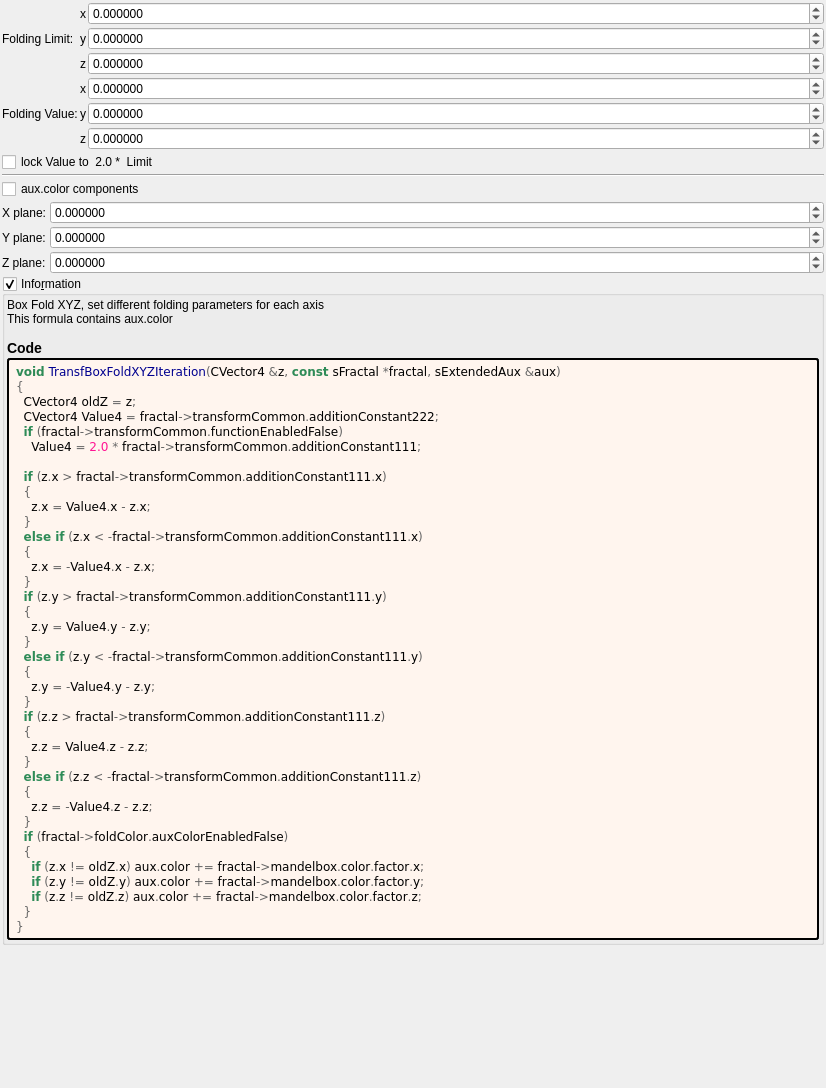
This is mandelbulber2/formula/ui/transf_box_fold_xyz.ui in irinox-ctrl/mandelbulber2 as Qt 5 draws it before an edit. The edited form follows.
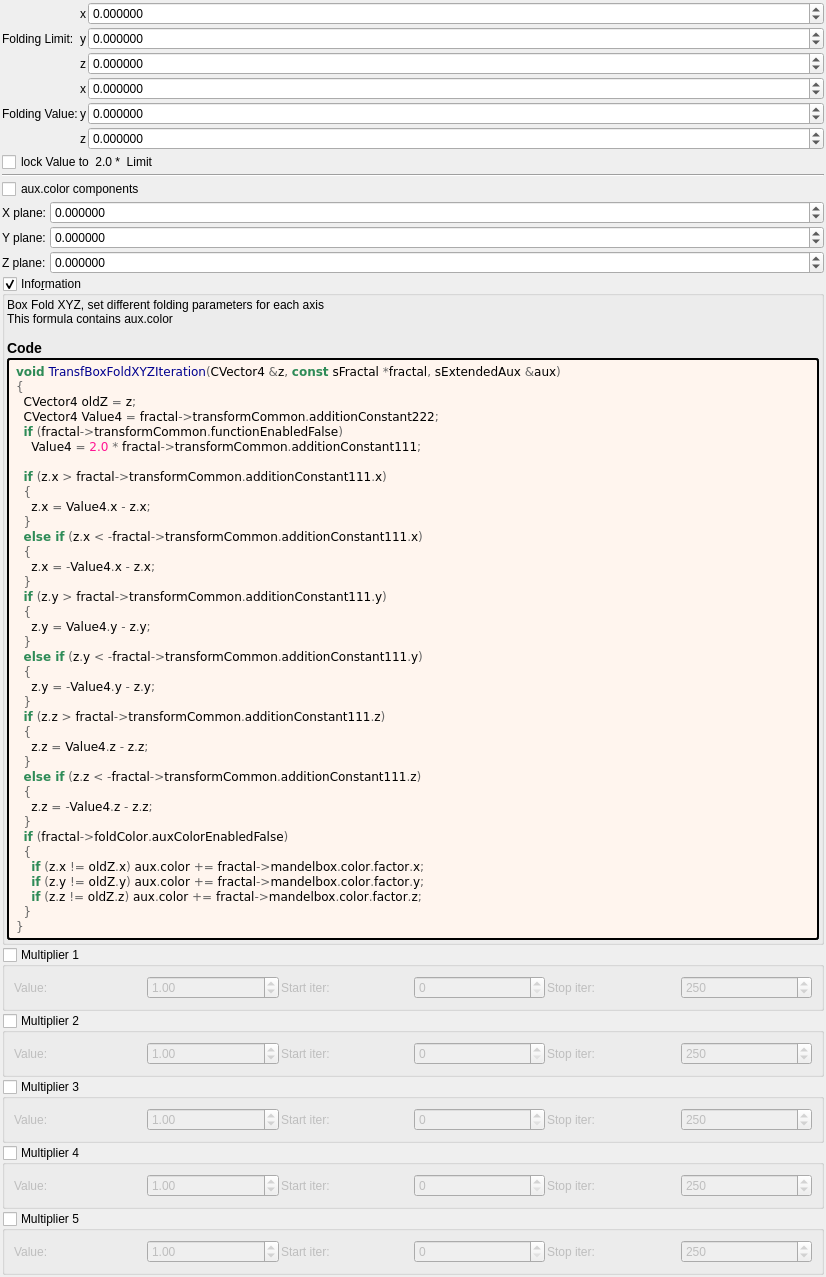
This is the edited form. Custom widgets are drawn as their Qt base class.

Commit message:
feat: add 5 general-purpose multipliers to all 1007 fractal formulas
Each multiplier has:
- Checkbox (OFF by default)
- Value spinbox (default 1.0, range -100 to 100)
- Iteration start/stop range

Logic: z *= value; DE *= |value|;

Uses existing transformCommon parameters:
- Checkboxes: functionEnabledBx/By/Bz/Bw/CzFalse
- Values: scale4/5/6/8/16
- Ranges: startIterationsB-F/stopIterationsB-F

Modified 1007 .cpp (CPU), 1006 .cl (GPU), 1023 .ui files.
Both source (formula/) and deploy (deploy/share/) copies updated.

Patch:
```diff
--- a/mandelbulber2/formula/ui/transf_box_fold_xyz.ui
+++ b/mandelbulber2/formula/ui/transf_box_fold_xyz.ui
@@ -500,6 +500,192 @@
      </layout>
     </widget>
    </item>
+   <item>
+    <widget class="MyGroupBox" name="groupCheck_transf_function_enabledBx_false">
+     <property name="title"><string>Multiplier 1</string></property>
+     <property name="checkable"><bool>true</bool></property>
+     <property name="checked"><bool>false</bool></property>
+     <layout class="QGridLayout" name="gridLayout_mult1">
+      <property name="spacing"><number>2</number></property>
+      <item row="0" column="0">
+       <widget class="QLabel"><property name="text"><string>Value:</string></property></widget>
+      </item>
+      <item row="0" column="1">
+       <widget class="MyDoubleSpinBox" name="spinbox_transf_scale_4">
+        <property name="minimum"><double>-100.0</double></property><property name="maximum"><double>100.0</double></property>
+        <property name="singleStep"><double>0.01</double></property><property name="value"><double>1.0</double></property>
+       </widget>
+      </item>
+      <item row="0" column="2">
+       <widget class="QLabel"><property name="text"><string>Start iter:</string></property></widget>
+      </item>
+      <item row="0" column="3">
+       <widget class="MySpinBox" name="spinboxInt_transf_start_iterations_B">
+        <property name="minimum"><number>0</number></property><property name="maximum"><number>10000</number></property>
+        <property name="value"><number>0</number></property>
+       </widget>
+      </item>
+      <item row="0" column="4">
+       <widget class="QLabel"><property name="text"><string>Stop iter:</string></property></widget>
+      </item>
+      <item row="0" column="5">
+       <widget class="MySpinBox" name="spinboxInt_transf_stop_iterations_B">
+        <property name="minimum"><number>0</number></property><property name="maximum"><number>10000</number></property>
+        <property name="value"><number>250</number></property>
+       </widget>
+      </item>
+     </layout>
+    </widget>
+   </item>
+   <item>
+    <widget class="MyGroupBox" name="groupCheck_transf_function_enabledBy_false">
+     <property name="title"><string>Multiplier 2</string></property>
+     <property name="checkable"><bool>true</bool></property>
+     <property name="checked"><bool>false</bool></property>
+     <layout class="QGridLayout" name="gridLayout_mult2">
+      <property name="spacing"><number>2</number></property>
+      <item row="0" column="0">
+       <widget class="QLabel"><property name="text"><string>Value:</string></property></widget>
+      </item>
+      <item row="0" column="1">
+       <widget class="MyDoubleSpinBox" name="spinbox_transf_scale_5">
+        <property name="minimum"><double>-100.0</double></property><property name="maximum"><double>100.0</double></property>
+        <property name="singleStep"><double>0.01</double></property><property name="value"><double>1.0</double></property>
+       </widget>
+      </item>
+      <item row="0" column="2">
+       <widget class="QLabel"><property name="text"><string>Start iter:</string></property></widget>
+      </item>
+      <item row="0" column="3">
+       <widget class="MySpinBox" name="spinboxInt_transf_start_iterations_C">
+        <property name="minimum"><number>0</number></property><property name="maximum"><number>10000</number></property>
+        <property name="value"><number>0</number></property>
+       </widget>
+      </item>
+      <item row="0" column="4">
+       <widget class="QLabel"><property name="text"><string>Stop iter:</string></property></widget>
+      </item>
+      <item row="0" column="5">
+       <widget class="MySpinBox" name="spinboxInt_transf_stop_iterations_C">
+        <property name="minimum"><number>0</number></property><property name="maximum"><number>10000</number></property>
+        <property name="value"><number>250</number></property>
+       </widget>
+      </item>
+     </layout>
+    </widget>
+   </item>
+   <item>
+    <widget class="MyGroupBox" name="groupCheck_transf_function_enabledBz_false">
+     <property name="title"><string>Multiplier 3</string></property>
+     <property name="checkable"><bool>true</bool></property>
+     <property name="checked"><bool>false</bool></property>
+     <layout class="QGridLayout" name="gridLayout_mult3">
+      <property name="spacing"><number>2</number></property>
+      <item row="0" column="0">
+       <widget class="QLabel"><property name="text"><string>Value:</string></property></widget>
+      </item>
+      <item row="0" column="1">
+       <widget class="MyDoubleSpinBox" name="spinbox_transf_scale_6">
+        <property name="minimum"><double>-100.0</double></property><property name="maximum"><double>100.0</double></property>
+        <property name="singleStep"><double>0.01</double></property><property name="value"><double>1.0</double></property>
+       </widget>
+      </item>
+      <item row="0" column="2">
+       <widget class="QLabel"><property name="text"><string>Start iter:</string></property></widget>
+      </item>
+      <item row="0" column="3">
+       <widget class="MySpinBox" name="spinboxInt_transf_start_iterations_D">
+        <property name="minimum"><number>0</number></property><property name="maximum"><number>10000</number></property>
+        <property name="value"><number>0</number></property>
+       </widget>
+      </item>
+      <item row="0" column="4">
+       <widget class="QLabel"><property name="text"><string>Stop iter:</string></property></widget>
+      </item>
+      <item row="0" column="5">
+       <widget class="MySpinBox" name="spinboxInt_transf_stop_iterations_D">
+        <property name="minimum"><number>0</number></property><property name="maximum"><number>10000</number></property>
+        <property name="value"><number>250</number></property>
+       </widget>
+      </item>
+     </layout>
+    </widget>
+   </item>
+   <item>
+    <widget class="MyGroupBox" name="groupCheck_transf_function_enabledBw_false">
+     <property name="title"><string>Multiplier 4</string></property>
+     <property name="checkable"><bool>true</bool></property>
+     <property name="checked"><bool>false</bool></property>
+     <layout class="QGridLayout" name="gridLayout_mult4">
+      <property name="spacing"><number>2</number></property>
+      <item row="0" column="0">
+       <widget class="QLabel"><property name="text"><string>Value:</string></property></widget>
+      </item>
+      <item row="0" column="1">
+       <widget class="MyDoubleSpinBox" name="spinbox_transf_scale_8">
+        <property name="minimum"><double>-100.0</double></property><property name="maximum"><double>100.0</double></property>
+        <property name="singleStep"><double>0.01</double></property><property name="value"><double>1.0</double></property>
+       </widget>
+      </item>
+      <item row="0" column="2">
+       <widget class="QLabel"><property name="text"><string>Start iter:</string></property></widget>
+      </item>
+      <item row="0" column="3">
+       <widget class="MySpinBox" name="spinboxInt_transf_start_iterations_E">
+        <property name="minimum"><number>0</number></property><property name="maximum"><number>10000</number></property>
+        <property name="value"><number>0</number></property>
+       </widget>
+      </item>
+      <item row="0" column="4">
+       <widget class="QLabel"><property name="text"><string>Stop iter:</string></property></widget>
+      </item>
+      <item row="0" column="5">
+       <widget class="MySpinBox" name="spinboxInt_transf_stop_iterations_E">
+        <property name="minimum"><number>0</number></property><property name="maximum"><number>10000</number></property>
+        <property name="value"><number>250</number></property>
+       </widget>
+      </item>
+     </layout>
+    </widget>
+   </item>
+   <item>
+    <widget class="MyGroupBox" name="groupCheck_transf_function_enabledCz_false">
+     <property name="title"><string>Multiplier 5</string></property>
+     <property name="checkable"><bool>true</bool></property>
+     <property name="checked"><bool>false</bool></property>
+     <layout class="QGridLayout" name="gridLayout_mult5">
+      <property name="spacing"><number>2</number></property>
+      <item row="0" column="0">
+       <widget class="QLabel"><property name="text"><string>Value:</string></property></widget>
+      </item>
+      <item row="0" column="1">
+       <widget class="MyDoubleSpinBox" name="spinbox_transf_scale_16">
+        <property name="minimum"><double>-100.0</double></property><property name="maximum"><double>100.0</double></property>
+        <property name="singleStep"><double>0.01</double></property><property name="value"><double>1.0</double></property>
+       </widget>
+      </item>
+      <item row="0" column="2">
+       <widget class="QLabel"><property name="text"><string>Start iter:</string></property></widget>
+      </item>
+      <item row="0" column="3">
+       <widget class="MySpinBox" name="spinboxInt_transf_start_iterations_F">
+        <property name="minimum"><number>0</number></property><property name="maximum"><number>10000</number></property>
+        <property name="value"><number>0</number></property>
+       </widget>
+      </item>
+      <item row="0" column="4">
+       <widget class="QLabel"><property name="text"><string>Stop iter:</string></property></widget>
+      </item>
+      <item row="0" column="5">
+       <widget class="MySpinBox" name="spinboxInt_transf_stop_iterations_F">
+        <property name="minimum"><number>0</number></property><property name="maximum"><number>10000</number></property>
+        <property name="value"><number>250</number></property>
+       </widget>
+      </item>
+     </layout>
+    </widget>
+   </item>
+
    <item>
     <spacer name="verticalSpacer">
      <property name="orientation">
@@ -532,6 +718,11 @@
    <extends>QCheckBox</extends>
    <header>my_check_box.h</header>
   </customwidget>
+   <customwidget>
+   <class>MySpinBox</class>
+   <extends>QSpinBox</extends>
+   <header>my_spin_box.h</header>
+  </customwidget>
  </customwidgets>
  <tabstops>
   <tabstop>spinbox3_transf_addition_constant_111_x</tabstop>
```
The commit also changes 3972 other files.
